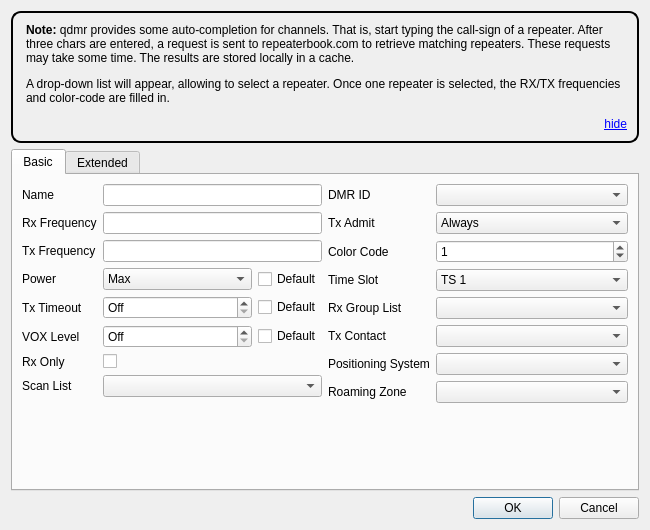
This is src/digitalchanneldialog.ui in hmatuschek/qdmr as Qt 5 draws it before an edit. The edited form follows.
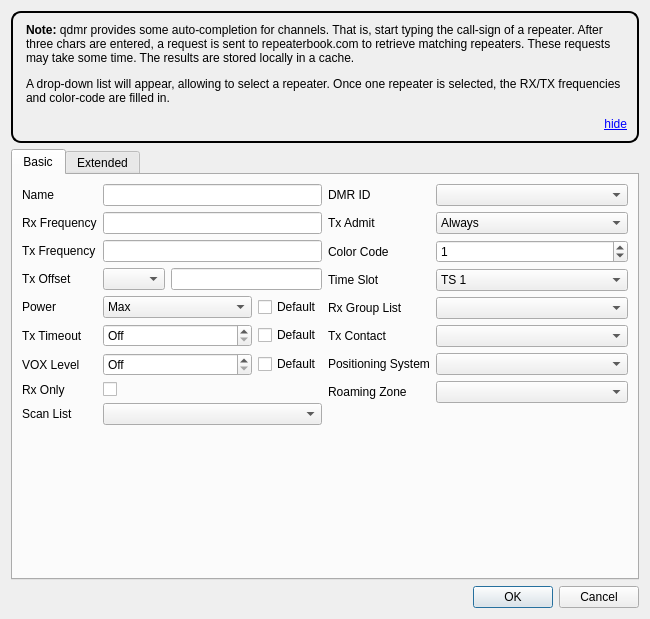
This is the edited form. Custom widgets are drawn as their Qt base class.

Commit message:
Fix #677 Add offset frequency indicator for repeaters (#678)
* Fix #677 Add offset frequency indicator for repeaters

The edit to the form file:
```diff
--- a/src/digitalchanneldialog.ui
+++ b/src/digitalchanneldialog.ui
@@ -7,7 +7,7 @@
     <x>0</x>
     <y>0</y>
     <width>650</width>
-    <height>530</height>
+    <height>619</height>
    </rect>
   </property>
   <property name="sizePolicy">
@@ -106,47 +106,53 @@
           </widget>
          </item>
          <item row="3" column="0">
+          <widget class="QLabel" name="offsetLabel">
+           <property name="text">
+            <string>Tx Offset</string>
+           </property>
+          </widget>
+         </item>
+         <item row="3" column="1">
+          <layout class="QHBoxLayout" name="horizontalLayout_5">
+           <item>
+            <widget class="QComboBox" name="offsetComboBox">
+             <property name="sizePolicy">
+              <sizepolicy hsizetype="Preferred" vsizetype="Fixed">
+               <horstretch>0</horstretch>
+               <verstretch>0</verstretch>
+              </sizepolicy>
+             </property>
+             <property name="minimumSize">
+              <size>
+               <width>62</width>
+               <height>0</height>
+              </size>
+             </property>
+             <property name="maximumSize">
+              <size>
+               <width>62</width>
+               <height>16777215</height>
+              </size>
+             </property>
+            </widget>
+           </item>
+           <item>
+            <widget class="QLineEdit" name="offsetLineEdit">
+             <property name="enabled">
+              <bool>true</bool>
+             </property>
+            </widget>
+           </item>
+          </layout>
+         </item>
+         <item row="4" column="0">
           <widget class="QLabel" name="powerLabel">
            <property name="text">
             <string>Power</string>
            </property>
           </widget>
          </item>
-         <item row="4" column="0">
-          <widget class="QLabel" name="txTimeoutLabel">
-           <property name="text">
-            <string>Tx Timeout</string>
-           </property>
-          </widget>
-         </item>
-         <item row="6" column="0">
-          <widget class="QLabel" name="rxOnlyLabel">
-           <property name="text">
-            <string>Rx Only</string>
-           </property>
-          </widget>
-         </item>
-         <item row="6" column="1">
-          <widget class="QCheckBox" name="rxOnly"/>
-         </item>
-         <item row="7" column="0">
-          <widget class="QLabel" name="scanListLabel">
-           <property name="text">
-            <string>Scan List</string>
-           </property>
-          </widget>
-         </item>
-         <item row="7" column="1">
-          <widget class="QComboBox" name="scanList">
-           <property name="sizePolicy">
-            <sizepolicy hsizetype="MinimumExpanding" vsizetype="Fixed">
-             <horstretch>0</horstretch>
-             <verstretch>0</verstretch>
-            </sizepolicy>
-           </property>
-          </widget>
-         </item>
-         <item row="3" column="1">
+         <item row="4" column="1">
           <layout class="QHBoxLayout" name="horizontalLayout_2">
            <item>
             <widget class="QComboBox" name="powerValue">
@@ -192,7 +198,14 @@
            </item>
           </layout>
          </item>
-         <item row="4" column="1">
+         <item row="5" column="0">
+          <widget class="QLabel" name="txTimeoutLabel">
+           <property name="text">
+            <string>Tx Timeout</string>
+           </property>
+          </widget>
+         </item>
+         <item row="5" column="1">
           <layout class="QHBoxLayout" name="horizontalLayout_3">
            <item>
             <widget class="QSpinBox" name="totValue">
@@ -225,14 +238,14 @@
            </item>
           </layout>
          </item>
-         <item row="5" column="0">
+         <item row="6" column="0">
           <widget class="QLabel" name="voxLevelLabel">
            <property name="text">
             <string>VOX Level</string>
            </property>
           </widget>
          </item>
-         <item row="5" column="1">
+         <item row="6" column="1">
           <layout class="QHBoxLayout" name="horizontalLayout_4">
            <item>
             <widget class="QSpinBox" name="voxValue">
@@ -256,6 +269,33 @@
            </item>
           </layout>
          </item>
+         <item row="7" column="0">
+          <widget class="QLabel" name="rxOnlyLabel">
+           <property name="text">
+            <string>Rx Only</string>
+           </property>
+          </widget>
+         </item>
+         <item row="7" column="1">
+          <widget class="QCheckBox" name="rxOnly"/>
+         </item>
+         <item row="8" column="0">
+          <widget class="QLabel" name="scanListLabel">
+           <property name="text">
+            <string>Scan List</string>
+           </property>
+          </widget>
+         </item>
+         <item row="8" column="1">
+          <widget class="QComboBox" name="scanList">
+           <property name="sizePolicy">
+            <sizepolicy hsizetype="MinimumExpanding" vsizetype="Fixed">
+             <horstretch>0</horstretch>
+             <verstretch>0</verstretch>
+            </sizepolicy>
+           </property>
+          </widget>
+         </item>
         </layout>
        </item>
        <item>
```
Left out of the diff: 40 changed lines with no effect on the pictures. The commit also changes 17 other files.
